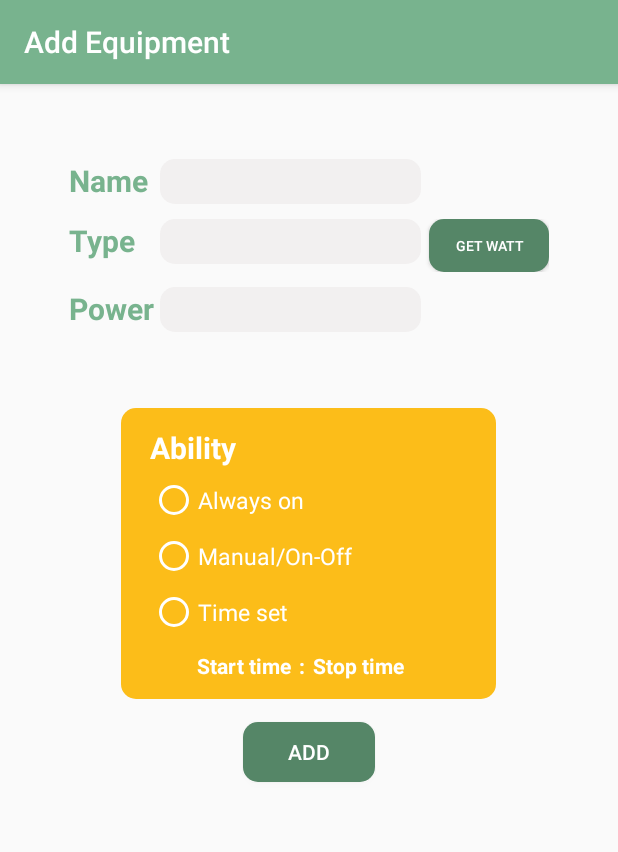
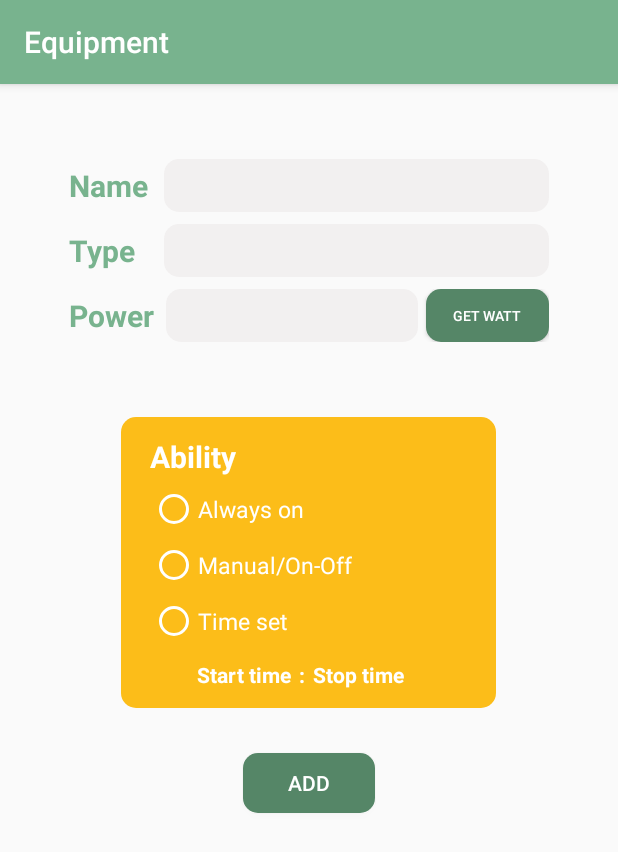
Before and after one commit to SkipperXZ/real-time-electricity-bill-calculation, an Android app: the AddItemActivity screen opened directly, with no data from a screen before it, on a phone screen of 412 x 824 dp. Shown: the top 852 px of the screen. Run offline under Robolectric (Android 15) with nearby library versions, the phone set to English and light mode, and no system bars.

Commit message:
อัพเดทจ้า ลองไปหาบัคกันดู

```diff
--- a/Home_GN/app/src/main/AndroidManifest.xml
+++ b/Home_GN/app/src/main/AndroidManifest.xml
@@ -34,7 +34,7 @@
             android:theme="@style/AppTheme.NoActionBar"/>
         <activity
             android:name=".AddItemActivity"
-            android:label="@string/add_title"
+            android:label="Equipment"
             android:theme="@style/AppTheme"
             android:screenOrientation="portrait">
 
--- a/Home_GN/app/src/main/java/com/example/a59011178/home/Item.java
+++ b/Home_GN/app/src/main/java/com/example/a59011178/home/Item.java
@@ -12,8 +12,8 @@ public class Item implements Comparable<Item> {
     private String name, type, ability, date, state, time_on, time_off, timeLastOn;
     private boolean buttonState = false;
 
-    public static final String DATABASE_NAME = "MyItemData.db";
-    public static final int DATABASE_VERSION = 8;
+    public static final String DATABASE_NAME = "MyItemData2.db";
+    public static final int DATABASE_VERSION = 1;
     public static final String TABLE = "item";
 
     @Override
--- a/Home_GN/app/src/main/java/com/example/a59011178/home/cal/ItemListAdapter_cal.java
+++ b/Home_GN/app/src/main/java/com/example/a59011178/home/cal/ItemListAdapter_cal.java
@@ -85,7 +85,7 @@ public class ItemListAdapter_cal extends BaseAdapter {
                             @Override
                             public void onClick(DialogInterface dialog, int which) {
                                 mDBHelper.updateHRperDay( nowID, myNumPick.getValue());
-                                HRPerDay.setText("Use " + myNumPick.getValue() + " Hours/Day");
+                                HRPerDay.setText("Use " + myNumPick.getValue() + " Hour/Day");
                             }
                         }
                 );
@@ -117,7 +117,7 @@ public class ItemListAdapter_cal extends BaseAdapter {
                             @Override
                             public void onClick(DialogInterface dialog, int which) {
                                 mDBHelper.updateDayPerMonth( nowID, myNumPick.getValue());
-                                DayPerMonth.setText("Use " + myNumPick.getValue() + " Days/Month");
+                                DayPerMonth.setText("Use " + myNumPick.getValue() + " Day/Month");
                             }
                         }
                 );
--- a/Home_GN/app/src/main/java/com/example/a59011178/home/equip/TabEquip.java
+++ b/Home_GN/app/src/main/java/com/example/a59011178/home/equip/TabEquip.java
@@ -47,10 +47,10 @@ public class TabEquip extends Fragment implements View.OnClickListener {
         final TextView totalBaht = (TextView)rootView.findViewById(R.id.expens);
 
 
-
         lvItem = (ListView)rootView.findViewById(R.id.listView_equip);
         mHelp = new DatabaseHelper(this.getContext());
         mItemList = mHelp.getItemList();
+
 
         adapter = new ItemListAdapter_equip(this.getActivity(), mItemList);
 
--- a/Home_GN/app/src/main/res/drawable/border2.xml
+++ b/Home_GN/app/src/main/res/drawable/border2.xml
@@ -1,9 +1,5 @@
 <?xml version="1.0" encoding="utf-8"?>
 <shape xmlns:android="http://schemas.android.com/apk/res/android">
     <solid android:color="#558667" />
-    <padding android:top="3dp"
-        android:left="5dp"
-        android:right="15dp"
-        android:bottom="3dp" />
     <corners android:radius="10dp" />
 </shape>
--- a/Home_GN/app/src/main/res/layout/activity_addequipment.xml
+++ b/Home_GN/app/src/main/res/layout/activity_addequipment.xml
@@ -12,121 +12,113 @@
         android:layout_height="wrap_content"
         android:layout_gravity="center_horizontal"
         android:layout_marginTop="30dp"
-        android:layout_marginBottom="15dp"
+        android:paddingVertical="20dp"
         android:orientation="vertical">
 
         <LinearLayout
-            android:layout_width="match_parent"
-            android:layout_height="wrap_content"
-            android:layout_marginTop="20dp"
+            android:layout_width="320dp"
+            android:layout_height="35dp"
             android:orientation="horizontal">
 
             <TextView
                 android:id="@+id/euipName"
-                android:layout_width="100dp"
+                android:text="@string/euip_name"
+                android:layout_width="20dp"
                 android:layout_height="wrap_content"
                 android:layout_weight="1"
-                android:text="@string/euip_name"
                 android:textColor="#78b38e"
                 android:textSize="20sp"
-                android:textStyle="bold" />
+                android:textStyle="bold"
+                android:layout_gravity="center_vertical"/>
 
             <EditText
                 android:id="@+id/item_name"
                 android:layout_width="wrap_content"
-                android:layout_height="wrap_content"
+                android:layout_height="match_parent"
                 android:layout_weight="1"
                 android:background="@drawable/border1"
                 android:ems="10"
                 android:inputType="text" />
 
-            <TextView
-                android:id="@+id/textView13"
-                android:layout_width="120dp"
-                android:layout_height="wrap_content"
-                android:layout_marginLeft="5dp"
-                android:layout_weight="1" />
-
         </LinearLayout>
 
         <LinearLayout
-            android:layout_width="match_parent"
+            android:layout_width="320dp"
             android:layout_height="35dp"
-            android:layout_marginTop="10dp"
-            android:orientation="horizontal">
+            android:orientation="horizontal"
+            android:layout_marginVertical="8dp">
 
             <TextView
                 android:id="@+id/textType"
-                android:layout_width="100dp"
+                android:text="@string/type"
+                android:layout_width="20dp"
                 android:layout_height="wrap_content"
                 android:layout_weight="1"
-                android:text="@string/type"
                 android:textColor="#78b38e"
                 android:textSize="20sp"
-                android:textStyle="bold" />
+                android:textStyle="bold"
+                android:layout_gravity="center_vertical"/>
 
             <AutoCompleteTextView
                 android:id="@+id/type"
                 android:layout_width="wrap_content"
-                android:layout_height="wrap_content"
+                android:layout_height="match_parent"
                 android:layout_weight="1"
                 android:background="@drawable/border1"
                 android:ems="10"
                 android:inputType="text" />
 
-            <Button
-                android:id="@+id/getdefault"
-                android:layout_width="120dp"
-                android:layout_height="match_parent"
-                android:layout_marginLeft="5dp"
-                android:layout_weight="1"
-                android:background="@drawable/border2"
-                android:textAlignment="center"
-                android:text="      Get watt"
-                android:textColor="#ffff"
-                android:textSize="9dp" />
+
 
         </LinearLayout>
 
         <LinearLayout
-            android:layout_width="match_parent"
-            android:layout_height="wrap_content"
-            android:layout_marginTop="10dp"
-            android:layout_marginBottom="5dp"
+            android:layout_width="320dp"
+            android:layout_height="35dp"
             android:orientation="horizontal">
 
             <TextView
                 android:id="@+id/textpower"
-                android:layout_width="100dp"
+                android:layout_width="wrap_content"
                 android:layout_height="wrap_content"
+                android:layout_gravity="center_vertical"
                 android:layout_weight="1"
-                android:text="@string/default_unit"
+                android:text="Power"
                 android:textColor="#78b38e"
                 android:textSize="20sp"
                 android:textStyle="bold" />
 
+            <LinearLayout
+                android:layout_width="255dp"
+                android:layout_height="35dp"
+                android:orientation="horizontal">
+
                 <EditText
                     android:id="@+id/power"
-                android:layout_width="wrap_content"
-                android:layout_height="wrap_content"
+                    android:layout_width="150dp"
+                    android:layout_height="match_parent"
+                    android:layout_gravity="center_vertical"
                     android:layout_weight="1"
                     android:background="@drawable/border1"
                     android:ems="10"
                     android:inputType="number" />
 
-            <TextView
-                android:id="@+id/textView11"
-                android:layout_width="120dp"
-                android:layout_height="wrap_content"
+                <Button
+                    android:id="@+id/getdefault"
+                    android:layout_width="63dp"
+                    android:layout_height="match_parent"
                     android:layout_marginLeft="5dp"
-                android:layout_weight="1" />
+                    android:layout_weight="1"
+                    android:background="@drawable/border2"
+                    android:gravity="center"
+                    android:text="Get watt"
+                    android:textAlignment="center"
+                    android:textColor="#ffff"
+                    android:textSize="9dp" />
+            </LinearLayout>
 
         </LinearLayout>
-
-
     </LinearLayout>
-
-
 
             <LinearLayout
                 android:layout_width="250dp"
@@ -232,11 +224,10 @@
         android:layout_width="wrap_content"
         android:layout_height="40dp"
         android:layout_gravity="center"
-        android:layout_marginTop="15dp"
-        android:layout_marginBottom="20dp"
+        android:layout_marginTop="30dp"
         android:background="@drawable/border2"
         android:textAlignment="center"
-        android:text="   add"
+        android:text="add"
         android:textAllCaps="true"
         android:textColor="#ffffff" />
 
--- a/Home_GN/app/src/main/res/layout/fragment_tabgraph.xml
+++ b/Home_GN/app/src/main/res/layout/fragment_tabgraph.xml
@@ -17,7 +17,7 @@
                     android:id="@+id/Graph_spinner"
                     android:layout_width="match_parent"
                     android:layout_height="wrap_content"
-                    android:layout_marginBottom="15dp"/>
+                    android:layout_marginBottom="15dp" />
 
                 <com.github.mikephil.charting.charts.PieChart
                     android:id="@+id/pieChart"
--- a/Home_GN/app/src/main/res/menu/menu_home.xml
+++ b/Home_GN/app/src/main/res/menu/menu_home.xml
@@ -5,7 +5,7 @@
     <item
         android:id="@+id/action_cut_out"
         android:orderInCategory="100"
-        android:title="Cut out"
+        android:title="Start new month"
         app:showAsAction="never" />
     <item
         android:id="@+id/action_settings"
```
Also changed, not shown: Home_GN/app/src/main/java/com/example/a59011178/home/AddItemActivity.java (+32 -20 lines), Home_GN/app/src/main/java/com/example/a59011178/home/DatabaseHelper.java (+15 -0 lines), Home_GN/app/src/main/java/com/example/a59011178/home/HomeActivity.java (+28 -4 lines), Home_GN/app/src/main/java/com/example/a59011178/home/SettingActivity.java (+7 -1 lines), Home_GN/app/src/main/java/com/example/a59011178/home/equip/ItemListAdapter_equip.java (+11 -17 lines), Home_GN/app/src/main/res/layout/subList_calculate.xml (+27 -15 lines), Home_GN/app/src/main/res/layout/sublist_equipment.xml (+4 -6 lines). Lines whose indentation alone changed are shown as unchanged.
